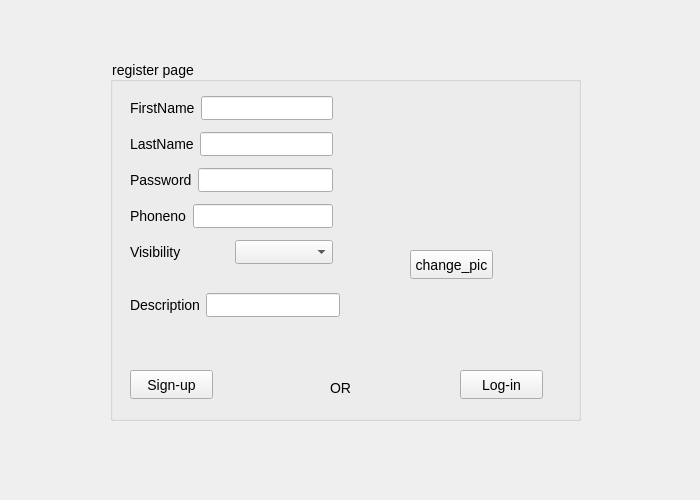
First picture: the form in Chat-Application/login.ui, repository verina101/Chat-Application, before the edit.
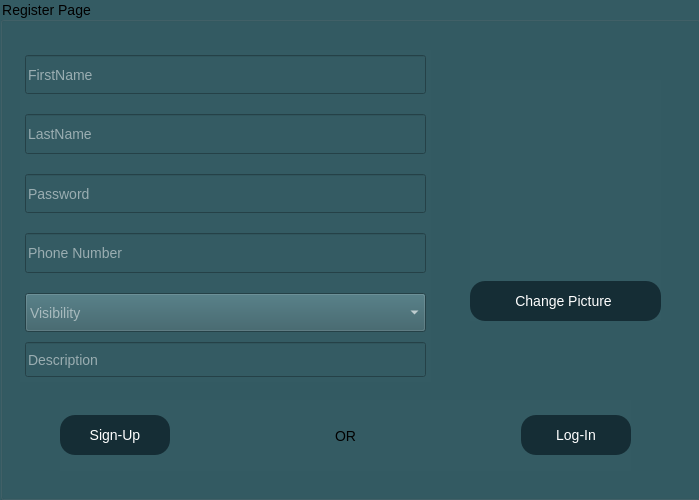
Second picture: the form after the edit.

```diff
--- a/Chat-Application/login.ui
+++ b/Chat-Application/login.ui
@@ -6,7 +6,7 @@
    <rect>
     <x>0</x>
     <y>0</y>
-    <width>700</width>
+    <width>699</width>
     <height>500</height>
    </rect>
   </property>
@@ -160,47 +160,145 @@
     <widget class="QGroupBox" name="groupBox">
      <property name="geometry">
       <rect>
-       <x>110</x>
-       <y>60</y>
-       <width>471</width>
-       <height>361</height>
+       <x>0</x>
+       <y>0</y>
+       <width>700</width>
+       <height>500</height>
       </rect>
      </property>
+     <property name="styleSheet">
+      <string notr="true">background:rgb(52, 91, 99);</string>
+     </property>
      <property name="title">
-      <string>register page</string>
+      <string>Register Page</string>
      </property>
+     <property name="alignment">
+      <set>Qt::AlignLeading|Qt::AlignLeft|Qt::AlignVCenter</set>
+     </property>
+     <widget class="QWidget" name="layoutWidget">
+      <property name="geometry">
+       <rect>
+        <x>60</x>
+        <y>400</y>
+        <width>571</width>
+        <height>71</height>
+       </rect>
+      </property>
+      <layout class="QHBoxLayout" name="horizontalLayout_10">
+       <item>
      <widget class="QPushButton" name="pushButton_submit">
-      <property name="geometry">
-       <rect>
-        <x>20</x>
-        <y>310</y>
-        <width>83</width>
-        <height>29</height>
-       </rect>
-      </property>
+         <property name="minimumSize">
+          <size>
+           <width>110</width>
+           <height>40</height>
+          </size>
+         </property>
+         <property name="styleSheet">
+          <string notr="true">background:rgb(21, 45, 53);
+font:14px;
+color:white;
+border-radius:15px;
+</string>
+         </property>
       <property name="text">
-       <string>Sign-up</string>
-      </property>
-     </widget>
+          <string>Sign-Up</string>
+         </property>
+        </widget>
+       </item>
+       <item>
+        <spacer name="horizontalSpacer_2">
+         <property name="orientation">
+          <enum>Qt::Horizontal</enum>
+         </property>
+         <property name="sizeHint" stdset="0">
+          <size>
+           <width>40</width>
+           <height>20</height>
+          </size>
+         </property>
+        </spacer>
+       </item>
+       <item>
+        <widget class="QLabel" name="label_2">
+         <property name="text">
+          <string>OR</string>
+         </property>
+        </widget>
+       </item>
+       <item>
+        <spacer name="horizontalSpacer_3">
+         <property name="orientation">
+          <enum>Qt::Horizontal</enum>
+         </property>
+         <property name="sizeHint" stdset="0">
+          <size>
+           <width>40</width>
+           <height>20</height>
+          </size>
+         </property>
+        </spacer>
+       </item>
+       <item>
+        <widget class="QPushButton" name="pushButton_loginin_2">
+         <property name="minimumSize">
+          <size>
+           <width>110</width>
+           <height>40</height>
+          </size>
+         </property>
+         <property name="styleSheet">
+          <string notr="true">background:rgb(21, 45, 53);
+font:14px;
+color:white;
+border-radius:15px;
+</string>
+         </property>
+         <property name="text">
+          <string>Log-In</string>
+         </property>
+        </widget>
+       </item>
+      </layout>
+     </widget>
      <widget class="QWidget" name="layoutWidget">
       <property name="geometry">
        <rect>
-        <x>20</x>
-        <y>230</y>
-        <width>210</width>
-        <height>30</height>
+        <x>470</x>
+        <y>80</y>
+        <width>191</width>
+        <height>241</height>
        </rect>
       </property>
-      <layout class="QHBoxLayout" name="horizontalLayout_8">
+      <layout class="QVBoxLayout" name="verticalLayout_3">
        <item>
-        <widget class="QLabel" name="label_7">
+        <widget class="QLabel" name="label_pic">
          <property name="text">
-          <string>Description</string>
+          <string/>
          </property>
+         <property name="alignment">
+          <set>Qt::AlignCenter</set>
+         </property>
         </widget>
        </item>
        <item>
-        <widget class="QLineEdit" name="lineEdit_description"/>
+        <widget class="QPushButton" name="pushButton_change_pic">
+         <property name="minimumSize">
+          <size>
+           <width>0</width>
+           <height>40</height>
+          </size>
+         </property>
+         <property name="styleSheet">
+          <string notr="true">background:rgb(21, 45, 53);
+font:14px;
+color:white;
+border-radius:15px;
+</string>
+         </property>
+         <property name="text">
+          <string>Change Picture </string>
+         </property>
+        </widget>
        </item>
       </layout>
      </widget>
@@ -208,54 +306,109 @@
       <property name="geometry">
        <rect>
         <x>20</x>
-        <y>30</y>
-        <width>203</width>
-        <height>180</height>
+        <y>50</y>
+        <width>411</width>
+        <height>332</height>
        </rect>
       </property>
+      <layout class="QVBoxLayout" name="verticalLayout_4">
+       <property name="spacing">
+        <number>0</number>
+       </property>
+       <item>
       <layout class="QVBoxLayout" name="verticalLayout_2">
+         <property name="spacing">
+          <number>20</number>
+         </property>
+         <property name="leftMargin">
+          <number>5</number>
+         </property>
+         <property name="topMargin">
+          <number>5</number>
+         </property>
+         <property name="rightMargin">
+          <number>5</number>
+         </property>
+         <property name="bottomMargin">
+          <number>5</number>
+         </property>
        <item>
         <layout class="QHBoxLayout" name="horizontalLayout_4">
          <item>
-          <widget class="QLabel" name="label_3">
-           <property name="text">
+            <widget class="QLineEdit" name="lineEdit_firstname">
+             <property name="minimumSize">
+              <size>
+               <width>180</width>
+               <height>30</height>
+              </size>
+             </property>
+             <property name="maximumSize">
+              <size>
+               <width>16777215</width>
+               <height>300</height>
+              </size>
+             </property>
+             <property name="styleSheet">
+              <string notr="true">color:white;</string>
+             </property>
+             <property name="placeholderText">
             <string>FirstName</string>
            </property>
           </widget>
          </item>
-         <item>
-          <widget class="QLineEdit" name="lineEdit_firstname"/>
-         </item>
         </layout>
        </item>
        <item>
         <layout class="QHBoxLayout" name="horizontalLayout_5">
          <item>
-          <widget class="QLabel" name="label_4">
-           <property name="text">
+            <widget class="QLineEdit" name="lineEdit_lastname">
+             <property name="minimumSize">
+              <size>
+               <width>180</width>
+               <height>30</height>
+              </size>
+             </property>
+             <property name="maximumSize">
+              <size>
+               <width>16777215</width>
+               <height>300</height>
+              </size>
+             </property>
+             <property name="styleSheet">
+              <string notr="true">color:white;</string>
+             </property>
+             <property name="placeholderText">
             <string>LastName</string>
            </property>
           </widget>
          </item>
-         <item>
-          <widget class="QLineEdit" name="lineEdit_lastname"/>
-         </item>
         </layout>
        </item>
        <item>
         <layout class="QHBoxLayout" name="horizontalLayout_6">
-         <item>
-          <widget class="QLabel" name="label_5">
-           <property name="text">
-            <string>Password</string>
-           </property>
-          </widget>
-         </item>
          <item>
           <widget class="QLineEdit" name="lineEdit_password_2">
+             <property name="minimumSize">
+              <size>
+               <width>180</width>
+               <height>30</height>
+              </size>
+             </property>
+             <property name="maximumSize">
+              <size>
+               <width>16777215</width>
+               <height>300</height>
+              </size>
+             </property>
+             <property name="styleSheet">
+              <string notr="true">color:white;</string>
+             </property>
            <property name="echoMode">
             <enum>QLineEdit::Password</enum>
            </property>
+             <property name="placeholderText">
+              <string>Password</string>
+             </property>
           </widget>
          </item>
         </layout>
@@ -263,84 +416,96 @@
        <item>
         <layout class="QHBoxLayout" name="horizontalLayout_7">
          <item>
-          <widget class="QLabel" name="label_6">
-           <property name="text">
-            <string>Phoneno</string>
+            <widget class="QLineEdit" name="lineEdit_phoneno">
+             <property name="minimumSize">
+              <size>
+               <width>180</width>
+               <height>30</height>
+              </size>
+             </property>
+             <property name="maximumSize">
+              <size>
+               <width>16777215</width>
+               <height>300</height>
+              </size>
+             </property>
+             <property name="styleSheet">
+              <string notr="true">color:white;</string>
+             </property>
+             <property name="placeholderText">
+              <string>Phone Number</string>
            </property>
           </widget>
          </item>
-         <item>
-          <widget class="QLineEdit" name="lineEdit_phoneno"/>
-         </item>
         </layout>
        </item>
        <item>
         <layout class="QHBoxLayout" name="horizontalLayout_9">
          <item>
-          <widget class="QLabel" name="label">
-           <property name="text">
+            <widget class="QComboBox" name="comboBox_visibilty">
+             <property name="minimumSize">
+              <size>
+               <width>180</width>
+               <height>30</height>
+              </size>
+             </property>
+             <property name="maximumSize">
+              <size>
+               <width>16777215</width>
+               <height>300</height>
+              </size>
+             </property>
+             <property name="styleSheet">
+              <string notr="true">color:white;</string>
+             </property>
+             <property name="placeholderText">
             <string>Visibility</string>
            </property>
           </widget>
          </item>
-         <item>
-          <widget class="QComboBox" name="comboBox_visibilty"/>
-         </item>
         </layout>
        </item>
       </layout>
-     </widget>
-     <widget class="QLabel" name="label_pic">
-      <property name="geometry">
-       <rect>
-        <x>290</x>
-        <y>40</y>
-        <width>141</width>
-        <height>141</height>
-       </rect>
-      </property>
-      <property name="text">
-       <string/>
-      </property>
-     </widget>
-     <widget class="QPushButton" name="pushButton_change_pic">
-      <property name="geometry">
-       <rect>
-        <x>300</x>
-        <y>190</y>
-        <width>83</width>
-        <height>29</height>
-       </rect>
-      </property>
-      <property name="text">
-       <string>change_pic</string>
-      </property>
-     </widget>
-     <widget class="QPushButton" name="pushButton_loginin_2">
-      <property name="geometry">
-       <rect>
-        <x>350</x>
-        <y>310</y>
-        <width>83</width>
-        <height>29</height>
-       </rect>
-      </property>
-      <property name="text">
-       <string>Log-in</string>
-      </property>
-     </widget>
-     <widget class="QLabel" name="label_2">
-      <property name="geometry">
-       <rect>
-        <x>220</x>
-        <y>320</y>
-        <width>49</width>
-        <height>16</height>
-       </rect>
-      </property>
-      <property name="text">
-       <string>OR</string>
-      </property>
+       </item>
+       <item>
+        <layout class="QHBoxLayout" name="horizontalLayout_8">
+         <property name="leftMargin">
+          <number>5</number>
+         </property>
+         <property name="topMargin">
+          <number>5</number>
+         </property>
+         <property name="rightMargin">
+          <number>5</number>
+         </property>
+         <property name="bottomMargin">
+          <number>5</number>
+         </property>
+         <item>
+          <widget class="QLineEdit" name="lineEdit_description">
+           <property name="minimumSize">
+            <size>
+             <width>180</width>
+             <height>35</height>
+            </size>
+           </property>
+           <property name="maximumSize">
+            <size>
+             <width>16777215</width>
+             <height>35</height>
+            </size>
+           </property>
+           <property name="styleSheet">
+            <string notr="true">color:white;</string>
+           </property>
+           <property name="placeholderText">
+            <string>Description</string>
+           </property>
+          </widget>
+         </item>
+        </layout>
+       </item>
+      </layout>
      </widget>
     </widget>
    </widget>
```
Left out of the diff: 197 changed lines with no effect on the pictures. Lines whose indentation alone changed are shown as unchanged.
